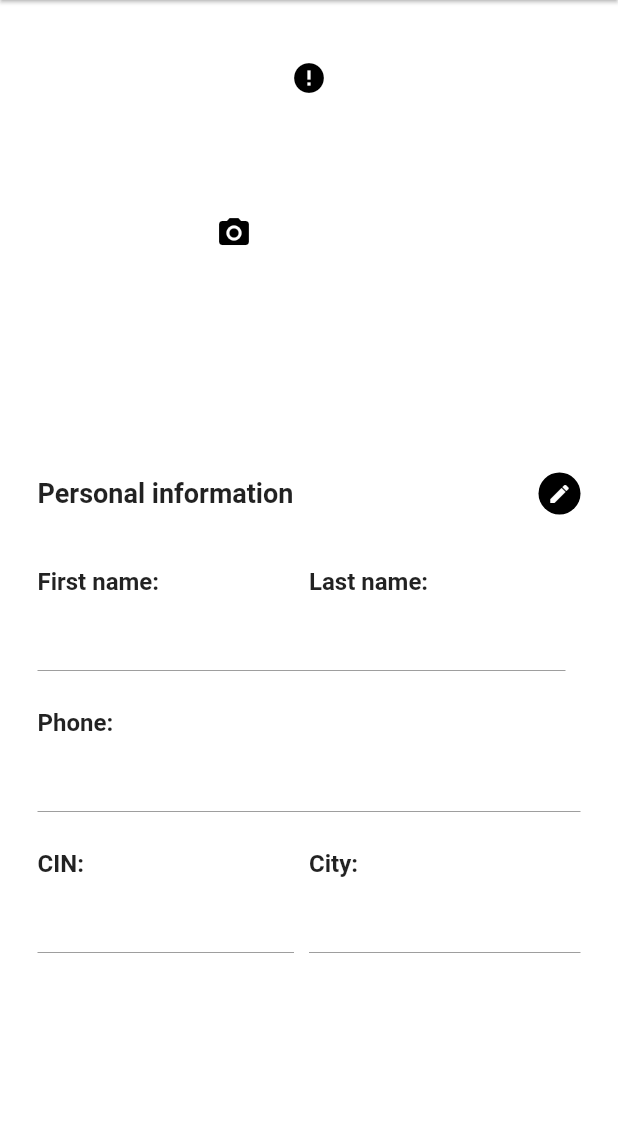
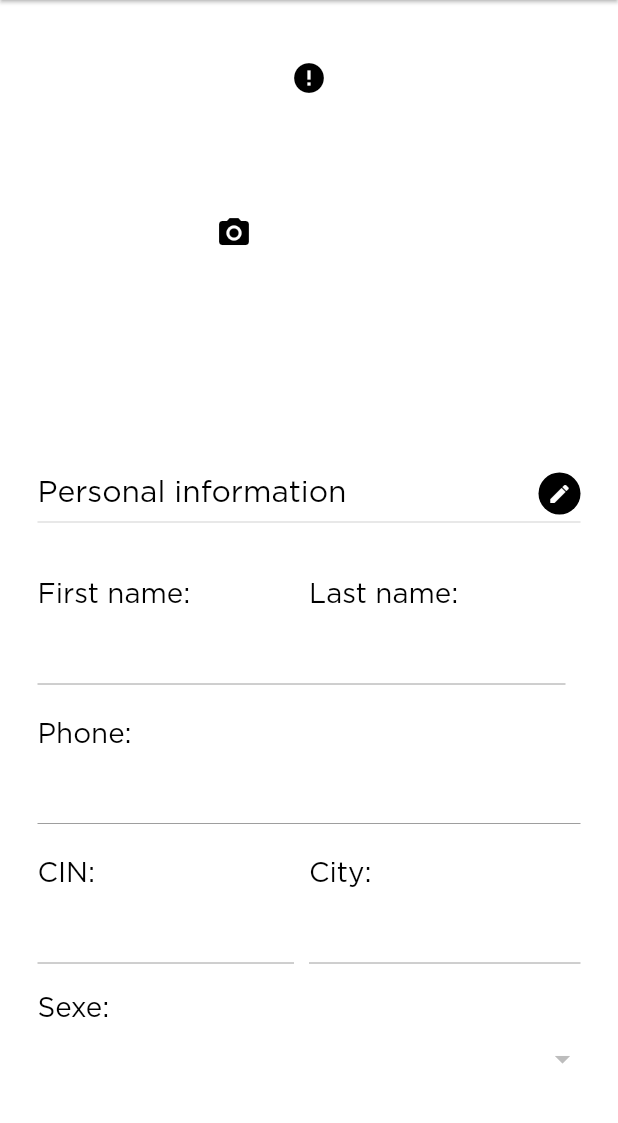
Before and after one commit to feul-delivery/flutter-app, a Flutter app: the ProfileCLModifier screen opened directly, on a phone screen of 412 x 824 dp, the part 84-1207 px from its top. Run offline on Flutter 3.47's test engine with Material 2 defaults, Android fonts, the phone set to English and light mode, and no system bars; drawn by our look-alikes of cached_network_image; our stand-ins replace cloud_firestore, firebase_auth, firebase_storage, flutter_colorpicker, flutter_spinkit, image_cropper and 5 more; accounts and stored records are empty; network calls fail.

Commit message:
profile Client

```diff
--- a/lib/pages/client/profile_mdf.dart
+++ b/lib/pages/client/profile_mdf.dart
@@ -40,6 +40,10 @@ class _ProfileCLModifierState extends State<ProfileCLModifier>
   String _prenomTmp;
   String _sexeTmp;
   String _teleTmp;
+
+//temps
+  List<String> _sexeTypes = ['female', 'male'];
+
   // void initState() {
   //   super.initState();
   //   //_getEntData();
@@ -104,6 +108,7 @@ class _ProfileCLModifierState extends State<ProfileCLModifier>
               _controllerTele.text = _tele;
               _controllerCin.text = _cin;
               _controllerVille.text = _ville;
+              _controllerSexe.text = _sexe;
               return new Container(
                 color: Colors.white,
                 child: new ListView(
@@ -212,34 +217,28 @@ class _ProfileCLModifierState extends State<ProfileCLModifier>
                                         right: 25.0,
                                         top: 25.0,
                                         bottom: 10.0),
-                                    child: new Row(
+                                    child: Column(
                                       mainAxisAlignment:
-                                          MainAxisAlignment.spaceBetween,
-                                      mainAxisSize: MainAxisSize.max,
-                                      children: <Widget>[
-                                        new Column(
+                                          MainAxisAlignment.center,
+                                      children: [
+                                        new Row(
                                           mainAxisAlignment:
-                                              MainAxisAlignment.start,
-                                          mainAxisSize: MainAxisSize.min,
+                                              MainAxisAlignment.spaceBetween,
+                                          mainAxisSize: MainAxisSize.max,
                                           children: <Widget>[
                                             new Text(
                                               'Personal information',
-                                              style: TextStyle(
-                                                  fontSize: 18.0,
-                                                  fontWeight: FontWeight.bold),
+                                              style: subTitleStyle,
                                             ),
+                                            _status
+                                                ? _getEditIcon()
+                                                : new Container()
                                           ],
                                         ),
-                                        new Column(
-                                          mainAxisAlignment:
-                                              MainAxisAlignment.end,
-                                          mainAxisSize: MainAxisSize.min,
-                                          children: <Widget>[
-                                            _status
-                                                ? _getEditIcon()
-                                                : new Container(),
-                                          ],
-                                        )
+                                        Divider(
+                                          height: 10,
+                                          thickness: 1,
+                                        ),
                                       ],
                                     )),
                                 Padding(
@@ -254,9 +253,7 @@ class _ProfileCLModifierState extends State<ProfileCLModifier>
                                           child: Container(
                                             child: new Text(
                                               'First name:',
-                                              style: TextStyle(
-                                                  fontSize: 16.0,
-                                                  fontWeight: FontWeight.bold),
+                                              style: tileTitleStyle,
                                             ),
                                           ),
                                           flex: 2,
@@ -265,9 +262,7 @@ class _ProfileCLModifierState extends State<ProfileCLModifier>
                                           child: Container(
                                             child: new Text(
                                               'Last name:',
-                                              style: TextStyle(
-                                                  fontSize: 16.0,
-                                                  fontWeight: FontWeight.bold),
+                                              style: tileTitleStyle,
                                             ),
                                           ),
                                           flex: 2,
@@ -284,6 +279,7 @@ class _ProfileCLModifierState extends State<ProfileCLModifier>
                                       children: <Widget>[
                                         Flexible(
                                           child: new TextField(
+                                            style: hintStyle,
                                             controller: _controllerPrenom,
                                             enabled: !_status,
                                             autofocus: !_status,
@@ -298,6 +294,7 @@ class _ProfileCLModifierState extends State<ProfileCLModifier>
                                             padding:
                                                 EdgeInsets.only(right: 10.0),
                                             child: new TextField(
+                                              style: hintStyle,
                                               controller: _controllerNom,
                                               enabled: !_status,
                                               autofocus: !_status,
@@ -323,9 +320,7 @@ class _ProfileCLModifierState extends State<ProfileCLModifier>
                                           children: <Widget>[
                                             new Text(
                                               'Phone:',
-                                              style: TextStyle(
-                                                  fontSize: 16.0,
-                                                  fontWeight: FontWeight.bold),
+                                              style: tileTitleStyle,
                                             ),
                                           ],
                                         ),
@@ -339,6 +334,7 @@ class _ProfileCLModifierState extends State<ProfileCLModifier>
                                       children: <Widget>[
                                         new Flexible(
                                           child: new TextField(
+                                            style: hintStyle,
                                             controller: _controllerTele,
                                             enabled: !_status,
                                             onChanged: (val) {
@@ -360,9 +356,7 @@ class _ProfileCLModifierState extends State<ProfileCLModifier>
                                           child: Container(
                                             child: new Text(
                                               'CIN:',
-                                              style: TextStyle(
-                                                  fontSize: 16.0,
-                                                  fontWeight: FontWeight.bold),
+                                              style: tileTitleStyle,
                                             ),
                                           ),
                                           flex: 2,
@@ -371,9 +365,7 @@ class _ProfileCLModifierState extends State<ProfileCLModifier>
                                           child: Container(
                                             child: new Text(
                                               'City:',
-                                              style: TextStyle(
-                                                  fontSize: 16.0,
-                                                  fontWeight: FontWeight.bold),
+                                              style: tileTitleStyle,
                                             ),
                                           ),
                                           flex: 2,
@@ -393,6 +385,7 @@ class _ProfileCLModifierState extends State<ProfileCLModifier>
                                             padding:
                                                 EdgeInsets.only(right: 10.0),
                                             child: new TextField(
+                                              style: hintStyle,
                                               controller: _controllerCin,
                                               enabled: !_status,
                                               onChanged: (val) {
@@ -404,6 +397,7 @@ class _ProfileCLModifierState extends State<ProfileCLModifier>
                                         ),
                                         Flexible(
                                           child: new TextField(
+                                            style: hintStyle,
                                             controller: _controllerVille,
                                             enabled: !_status,
                                             onChanged: (val) {
@@ -415,6 +409,48 @@ class _ProfileCLModifierState extends State<ProfileCLModifier>
                                       ],
                                     )),
                                 //add sexe here as dropdown
+                                Container(
+                                  margin: EdgeInsets.only(top: 20),
+                                  padding: EdgeInsets.only(
+                                      left: 25.0, right: 25.0, top: 2.0),
+                                  child: Column(
+                                    mainAxisAlignment: MainAxisAlignment.start,
+                                    crossAxisAlignment:
+                                        CrossAxisAlignment.start,
+                                    children: [
+                                      Container(
+                                        child: new Text(
+                                          'Sexe:',
+                                          style: tileTitleStyle,
+                                        ),
+                                      ),
+                                      DropdownButtonFormField(
+                                        value: '${snapshot.data['sexe']}',
+                                        decoration: InputDecoration(
+                                            enabled: !_status,
+                                            border: InputBorder.none),
+                                        hint: Text(
+                                          '$_sexe',
+                                          style: hintStyle,
+                                        ),
+                                        items: _status == false
+                                            ? _sexeTypes.map((sexe) {
+                                                return DropdownMenuItem(
+                                                  value: sexe.toLowerCase(),
+                                                  child: Text(
+                                                    '$sexe',
+                                                    style: hintStyle,
+                                                  ),
+                                                );
+                                              }).toList()
+                                            : null,
+                                        onChanged: (val) => _sexeTmp = val,
+                                        validator: (value) =>
+                                            value.isEmpty ? 'Required' : null,
+                                      ),
+                                    ],
+                                  ),
+                                ),
                               ],
                             ),
                           ),
@@ -474,6 +510,9 @@ class _ProfileCLModifierState extends State<ProfileCLModifier>
               if (_villeTmp != null) {
                 _ville = _villeTmp;
               }
+              if (_sexeTmp != null) {
+                _sexe = _sexeTmp;
+              }
               _controllerNom.clear();
               _controllerPrenom.clear();
               _controllerSexe.clear();
@@ -483,7 +522,13 @@ class _ProfileCLModifierState extends State<ProfileCLModifier>
             });
             final DatabaseService _auth = DatabaseService(uid: _user.uid);
             await _auth.updateClientData(
-                _nom, _prenom, _user.email, _sexe, _cin, _tele, _ville);
+                _nom.toLowerCase(),
+                _prenom.toLowerCase(),
+                _user.email.toLowerCase(),
+                _sexe.toLowerCase(),
+                _cin.toLowerCase(),
+                _tele.toLowerCase(),
+                _ville.toLowerCase());
           },
         )
       ],
```
